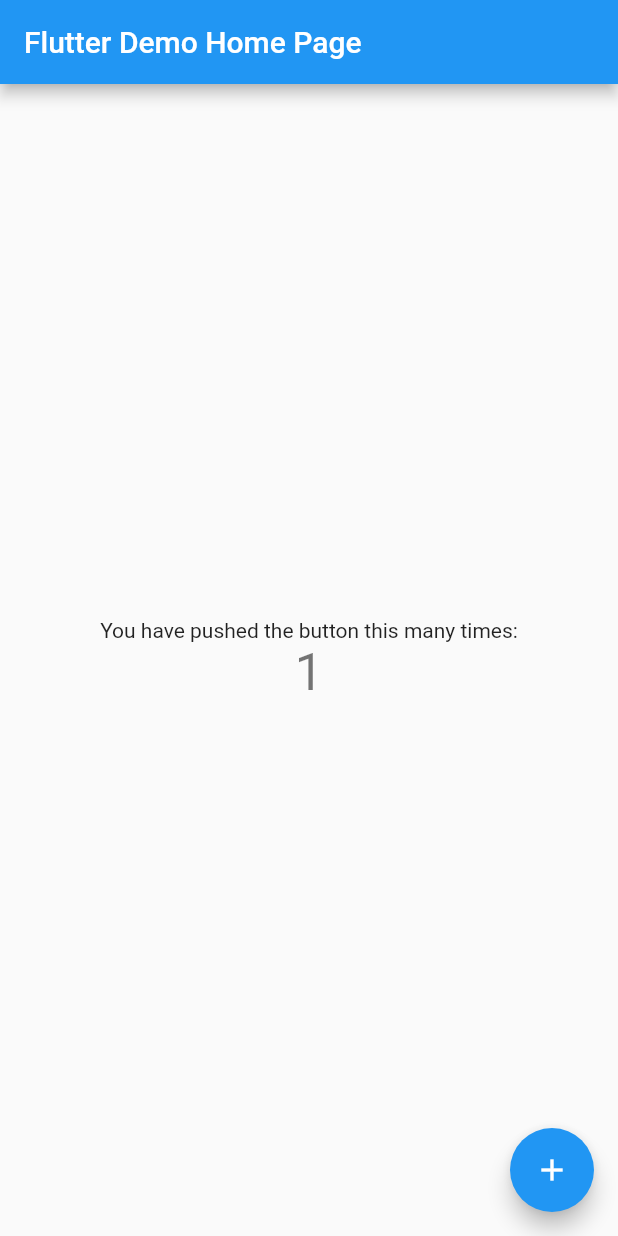
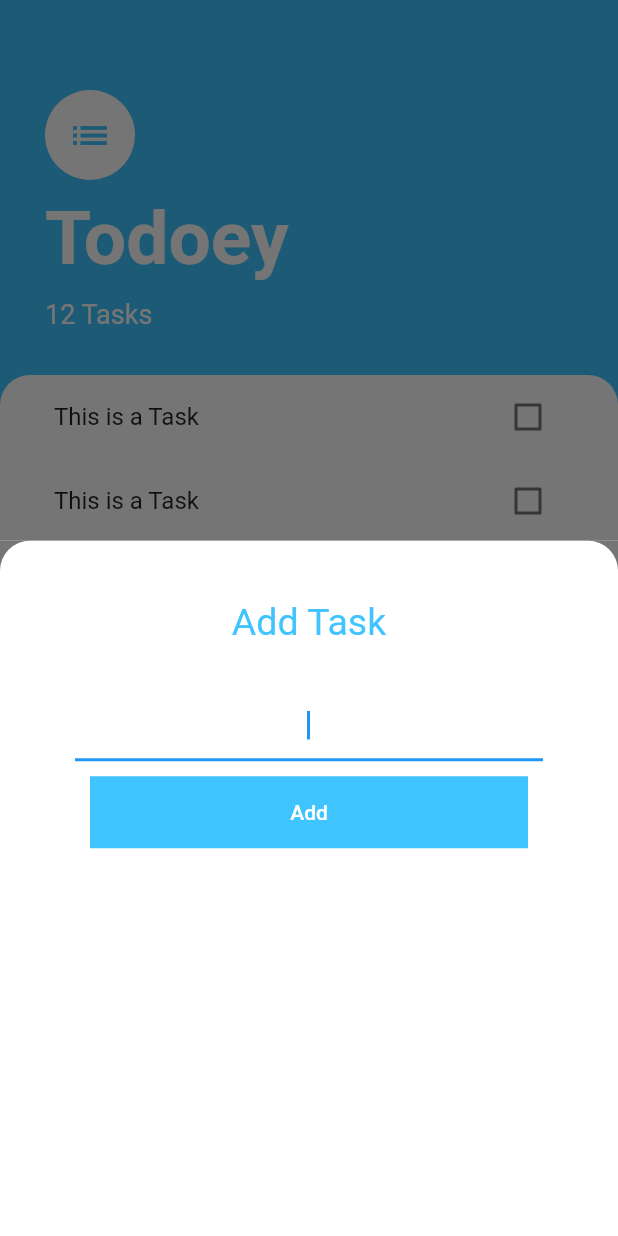
Before and after one commit to Michaelalo1/todoey, a Flutter app: the screen it shows after launch, after a tap on the "add" icon, on a phone screen of 412 x 824 dp. Run offline on Flutter 3.47's test engine with Material 2 defaults, Android fonts, the phone set to English and light mode, and no system bars.

Commit message:
Todo App Layout

```diff
--- a/lib/main.dart
+++ b/lib/main.dart
@@ -1,4 +1,5 @@
 import 'package:flutter/material.dart';
+import 'package:todoey/screens/tasks_screen.dart';
 
 void main() {
   runApp(const MyApp());
@@ -7,109 +8,8 @@ void main() {
 class MyApp extends StatelessWidget {
   const MyApp({Key? key}) : super(key: key);
 
-  // This widget is the root of your application.
   @override
   Widget build(BuildContext context) {
-    return MaterialApp(
-      title: 'Flutter Demo',
-      theme: ThemeData(
-        // This is the theme of your application.
-        //
-        // Try running your application with "flutter run". You'll see the
-        // application has a blue toolbar. Then, without quitting the app, try
-        // changing the primarySwatch below to Colors.green and then invoke
-        // "hot reload" (press "r" in the console where you ran "flutter run",
-        // or simply save your changes to "hot reload" in a Flutter IDE).
-        // Notice that the counter didn't reset back to zero; the application
-        // is not restarted.
-        primarySwatch: Colors.blue,
-      ),
-      home: const MyHomePage(title: 'Flutter Demo Home Page'),
-    );
+    return const MaterialApp(home: TasksScreen());
   }
 }
-
-class MyHomePage extends StatefulWidget {
-  const MyHomePage({Key? key, required this.title}) : super(key: key);
-
-  // This widget is the home page of your application. It is stateful, meaning
-  // that it has a State object (defined below) that contains fields that affect
-  // how it looks.
-
-  // This class is the configuration for the state. It holds the values (in this
-  // case the title) provided by the parent (in this case the App widget) and
-  // used by the build method of the State. Fields in a Widget subclass are
-  // always marked "final".
-
-  final String title;
-
-  @override
-  State<MyHomePage> createState() => _MyHomePageState();
-}
-
-class _MyHomePageState extends State<MyHomePage> {
-  int _counter = 0;
-
-  void _incrementCounter() {
-    setState(() {
-      // This call to setState tells the Flutter framework that something has
-      // changed in this State, which causes it to rerun the build method below
-      // so that the display can reflect the updated values. If we changed
-      // _counter without calling setState(), then the build method would not be
-      // called again, and so nothing would appear to happen.
-      _counter++;
-    });
-  }
-
-  @override
-  Widget build(BuildContext context) {
-    // This method is rerun every time setState is called, for instance as done
-    // by the _incrementCounter method above.
-    //
-    // The Flutter framework has been optimized to make rerunning build methods
-    // fast, so that you can just rebuild anything that needs updating rather
-    // than having to individually change instances of widgets.
-    return Scaffold(
-      appBar: AppBar(
-        // Here we take the value from the MyHomePage object that was created by
-        // the App.build method, and use it to set our appbar title.
-        title: Text(widget.title),
-      ),
-      body: Center(
-        // Center is a layout widget. It takes a single child and positions it
-        // in the middle of the parent.
-        child: Column(
-          // Column is also a layout widget. It takes a list of children and
-          // arranges them vertically. By default, it sizes itself to fit its
-          // children horizontally, and tries to be as tall as its parent.
-          //
-          // Invoke "debug painting" (press "p" in the console, choose the
-          // "Toggle Debug Paint" action from the Flutter Inspector in Android
-          // Studio, or the "Toggle Debug Paint" command in Visual Studio Code)
-          // to see the wireframe for each widget.
-          //
-          // Column has various properties to control how it sizes itself and
-          // how it positions its children. Here we use mainAxisAlignment to
-          // center the children vertically; the main axis here is the vertical
-          // axis because Columns are vertical (the cross axis would be
-          // horizontal).
-          mainAxisAlignment: MainAxisAlignment.center,
-          children: <Widget>[
-            const Text(
-              'You have pushed the button this many times:',
-            ),
-            Text(
-              '$_counter',
-              style: Theme.of(context).textTheme.headline4,
-            ),
-          ],
-        ),
-      ),
-      floatingActionButton: FloatingActionButton(
-        onPressed: _incrementCounter,
-        tooltip: 'Increment',
-        child: const Icon(Icons.add),
-      ), // This trailing comma makes auto-formatting nicer for build methods.
-    );
-  }
-}
--- /dev/null
+++ b/lib/screens/add_task_screen.dart
@@ -0,0 +1,48 @@
+import 'package:flutter/material.dart';
+
+class AddTaskScreen extends StatelessWidget {
+  const AddTaskScreen({Key? key}) : super(key: key);
+
+  @override
+  Widget build(BuildContext context) {
+    return Container(
+      color: const Color(0xFF757575),
+      child: Container(
+        decoration: const BoxDecoration(
+          color: Colors.white,
+          borderRadius: BorderRadius.only(
+            topLeft: Radius.circular(20.0),
+            topRight: Radius.circular(20.0),
+          ),
+        ),
+        child: Column(
+          children: [
+            Container(
+              margin: const EdgeInsets.fromLTRB(20.0, 40.0, 20.0, 20.0),
+              child: const Text(
+                'Add Task',
+                style: TextStyle(color: Colors.lightBlueAccent, fontSize: 25.0),
+              ),
+            ),
+            Container(
+              margin: const EdgeInsets.fromLTRB(50.0, 10.0, 50.0, 10.0),
+              child:
+                  const TextField(textAlign: TextAlign.center, autofocus: true),
+            ),
+            Container(
+              color: Colors.lightBlueAccent,
+              width: double.infinity,
+              margin: const EdgeInsets.fromLTRB(60.0, 0.00, 60.0, 10.0),
+              child: TextButton(
+                  onPressed: () {},
+                  child: const Text(
+                    'Add',
+                    style: TextStyle(color: Colors.white),
+                  )),
+            )
+          ],
+        ),
+      ),
+    );
+  }
+}
--- /dev/null
+++ b/lib/screens/tasks_screen.dart
@@ -0,0 +1,74 @@
+import 'package:flutter/material.dart';
+import 'package:todoey/widgets/tasks_list.dart';
+import 'package:todoey/screens/add_task_screen.dart';
+
+class TasksScreen extends StatelessWidget {
+  const TasksScreen({Key? key}) : super(key: key);
+
+  @override
+  Widget build(BuildContext context) {
+    return Scaffold(
+      backgroundColor: Colors.lightBlueAccent,
+      floatingActionButton: FloatingActionButton(
+        onPressed: () {
+          showModalBottomSheet(
+              context: context,
+              builder:
+                  (context) => /*SingleChildScrollView(
+                  child: Container(
+                      padding: EdgeInsets.only(
+                          bottom: MediaQuery.of(context).viewInsets.bottom),
+                      child:*/
+                      AddTaskScreen());
+        },
+        backgroundColor: Colors.lightBlueAccent,
+        child: const Icon(Icons.add),
+      ),
+      body: Column(
+        crossAxisAlignment: CrossAxisAlignment.start,
+        children: [
+          Container(
+            padding: const EdgeInsets.fromLTRB(30.0, 60.0, 30.0, 30.0),
+            child: Column(
+              crossAxisAlignment: CrossAxisAlignment.start,
+              children: const [
+                CircleAvatar(
+                  backgroundColor: Colors.white,
+                  radius: 30.0,
+                  child: Icon(
+                    Icons.list,
+                    size: 30.0,
+                    color: Colors.lightBlueAccent,
+                  ),
+                ),
+                SizedBox(height: 10.0),
+                Text(
+                  'Todoey',
+                  style: TextStyle(
+                      color: Colors.white,
+                      fontSize: 50.0,
+                      fontWeight: FontWeight.w700),
+                ),
+                SizedBox(height: 10.0),
+                Text(
+                  '12 Tasks',
+                  style: TextStyle(color: Colors.white, fontSize: 18.0),
+                )
+              ],
+            ),
+          ),
+          Expanded(
+            child: Container(
+                padding: const EdgeInsets.symmetric(horizontal: 20.0),
+                decoration: const BoxDecoration(
+                    color: Colors.white,
+                    borderRadius: BorderRadius.only(
+                        topLeft: Radius.circular(20.0),
+                        topRight: Radius.circular(20.0))),
+                child: const TasksList()),
+          )
+        ],
+      ),
+    );
+  }
+}
--- /dev/null
+++ b/lib/widgets/tasks_list.dart
@@ -0,0 +1,15 @@
+import 'package:flutter/material.dart';
+import 'package:todoey/widgets/tasks_tile.dart';
+
+class TasksList extends StatelessWidget {
+  const TasksList({
+    Key? key,
+  }) : super(key: key);
+
+  @override
+  Widget build(BuildContext context) {
+    return ListView(
+      children: [TaskTile(), TaskTile(), TaskTile()],
+    );
+  }
+}
--- /dev/null
+++ b/lib/widgets/tasks_tile.dart
@@ -0,0 +1,42 @@
+import 'package:flutter/material.dart';
+
+class TaskTile extends StatefulWidget {
+  @override
+  State<TaskTile> createState() => _TaskTileState();
+}
+
+class _TaskTileState extends State<TaskTile> {
+  bool isChecked = false;
+  void toggleCheckbox(bool? newValue) {
+    setState(() {
+      isChecked = newValue!;
+    });
+  }
+
+  @override
+  Widget build(BuildContext context) {
+    return ListTile(
+        title: Text(
+          'This is a Task',
+          style: TextStyle(
+              decoration: isChecked ? TextDecoration.lineThrough : null),
+        ),
+        trailing: TaskCheckBox(toggleCheckbox, isChecked));
+  }
+}
+
+class TaskCheckBox extends StatelessWidget {
+  final bool checkBoxState;
+  final void Function(bool?) checkBoxCallBack;
+
+  TaskCheckBox(this.checkBoxCallBack, this.checkBoxState);
+
+  @override
+  Widget build(BuildContext context) {
+    return Checkbox(
+      activeColor: Colors.lightBlueAccent,
+      value: checkBoxState,
+      onChanged: checkBoxCallBack,
+    );
+  }
+}
```
